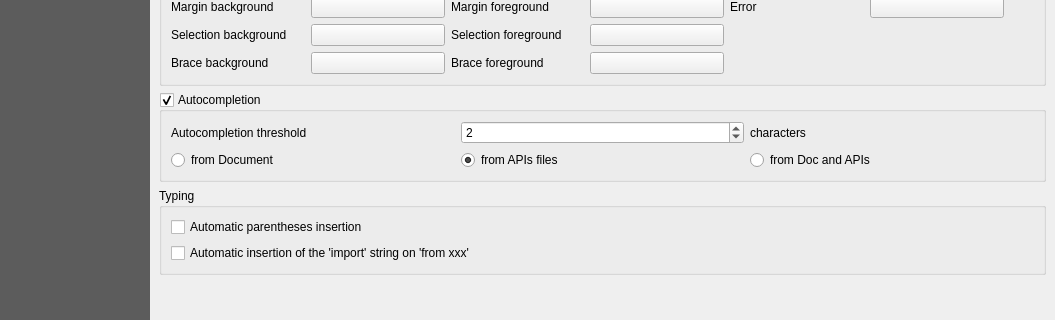
Old version of the form python/console/console_settings.ui in the repository carsmie/QGIS; both pictures show x 0 to 1055 and y 214 to 534 of the 1055 by 720 pixel window.
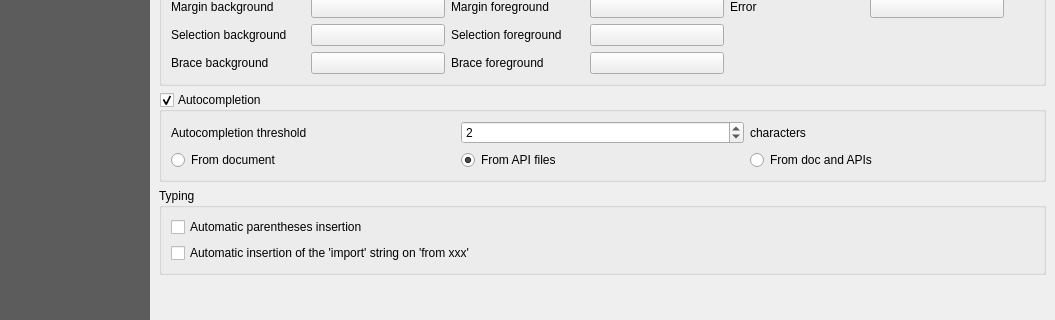
New version of the form. Icons and pictures are not drawn. Custom widgets are drawn as their Qt base class.

Diff of the .ui file:
```diff
--- a/python/console/console_settings.ui
+++ b/python/console/console_settings.ui
@@ -638,7 +638,7 @@
                    <string>Get autocompletion from current document and installed APIs</string>
                   </property>
                   <property name="text">
-                   <string>from Doc and APIs</string>
+                   <string>From doc and APIs</string>
                   </property>
                  </widget>
                 </item>
@@ -648,7 +648,7 @@
                    <string>Get autocompletion from installed APIs</string>
                   </property>
                   <property name="text">
-                   <string>from APIs files</string>
+                   <string>From API files</string>
                   </property>
                   <property name="checked">
                    <bool>true</bool>
@@ -661,7 +661,7 @@
                    <string>Get autocompletion from current document</string>
                   </property>
                   <property name="text">
-                   <string>from Document</string>
+                   <string>From document</string>
                   </property>
                  </widget>
                 </item>
```
Left out of the diff: 6 changed lines with no effect on the pictures.
